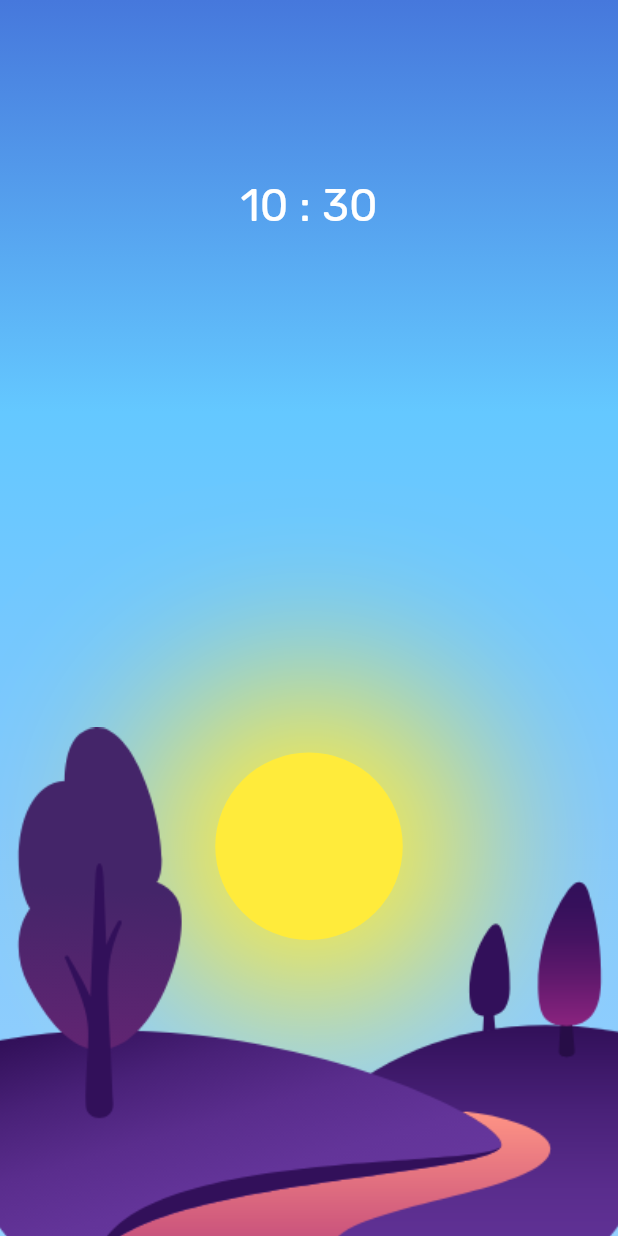
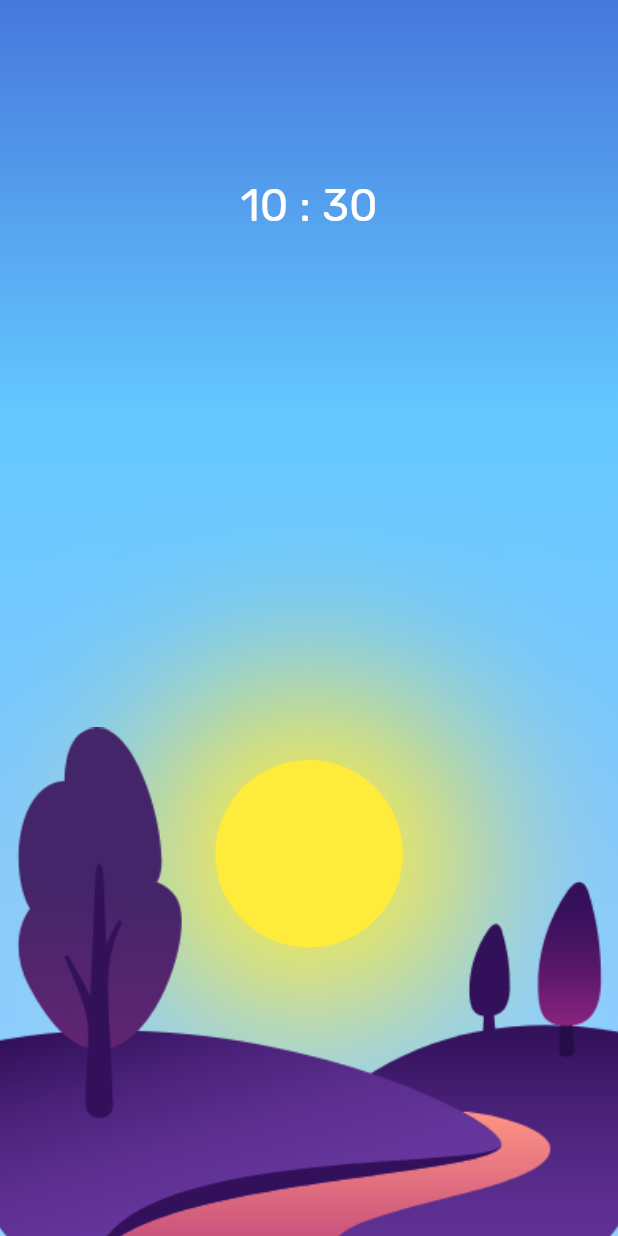
Before and after one commit to LeChatErrant/day_n_night, a Flutter app: the screen it shows after launch, on a phone screen of 412 x 824 dp. Run offline on Flutter 3.47's test engine with Material 2 defaults, Android fonts, the phone set to English and light mode, and no system bars; our stand-ins replace google_fonts.

Commit message:
refacto: refactor sun

```diff
--- a/lib/components/Sun.dart
+++ b/lib/components/Sun.dart
@@ -1,3 +1,5 @@
+import 'dart:async';
+
 import 'package:flutter/material.dart';
 
 class Sun extends StatefulWidget {
@@ -6,52 +8,48 @@ class Sun extends StatefulWidget {
     required this.seconds,
     this.delta = 0,
     required this.size,
-    required this.bottomPosition,
+    required this.verticalPosition,
   }) : super(key: key);
 
   @override
-  _SunState createState() => _SunState();
+  _SunState createState() => _SunState(height: this.verticalPosition);
 
   final double seconds;
   final double delta;
   final double size;
-  final double bottomPosition;
+  final double verticalPosition;
 }
 
 class _SunState extends State<Sun> {
-  late double height;
+  double height;
   bool up = false;
+
+  _SunState({required this.height});
 
   void changePosition() {
     setState(() {
       if (up) {
-        height = widget.bottomPosition;
+        height = widget.verticalPosition - widget.delta / 2;
       } else {
-        height = widget.bottomPosition + widget.delta;
+        height = widget.verticalPosition + widget.delta / 2;
       }
       up = !up;
     });
-    Future.delayed(
-      Duration(milliseconds: (widget.seconds * 1000).floor()),
-      changePosition,
-    );
   }
 
   @override
   void initState() {
+    final ms = (widget.seconds * 1000).floor();
+    Timer.periodic(Duration(milliseconds: ms), (timer) => changePosition());
     super.initState();
-    height = widget.bottomPosition;
-    Future.delayed(
-      Duration(milliseconds: (widget.seconds * 1000).floor()),
-      changePosition,
-    );
   }
 
   @override
   Widget build(BuildContext context) {
+    final ms = (widget.seconds * 1000).floor();
     return AnimatedPositioned(
       bottom: this.height,
-      duration: Duration(milliseconds: (widget.seconds * 1000).floor()),
+      duration: Duration(milliseconds: ms),
       curve: Curves.easeInOut,
       child: Container(
         width: widget.size,
--- a/lib/main.dart
+++ b/lib/main.dart
@@ -128,7 +128,7 @@ class _MyHomePageState extends State<MyHomePage> {
               Sun(
                 delta: isDragging ? 0 : 10,
                 seconds: isDragging ? 1 : 3,
-                bottomPosition: getSunPosition(),
+                verticalPosition: getSunPosition(),
                 size: 125,
               ),
               Land(),
```
